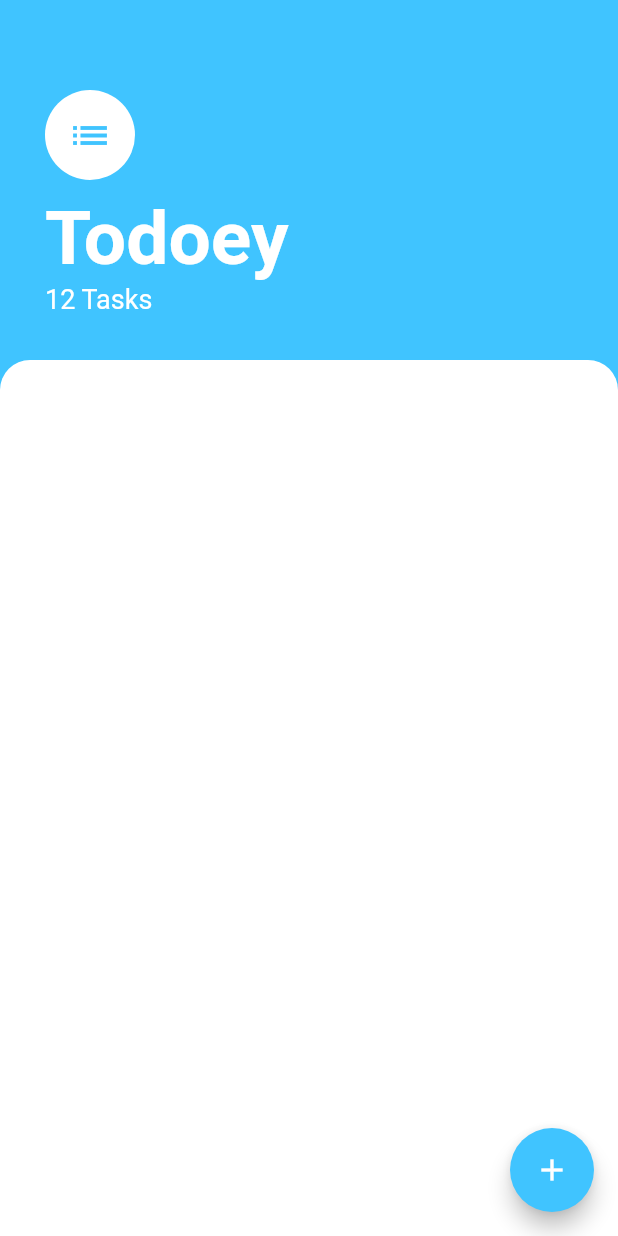
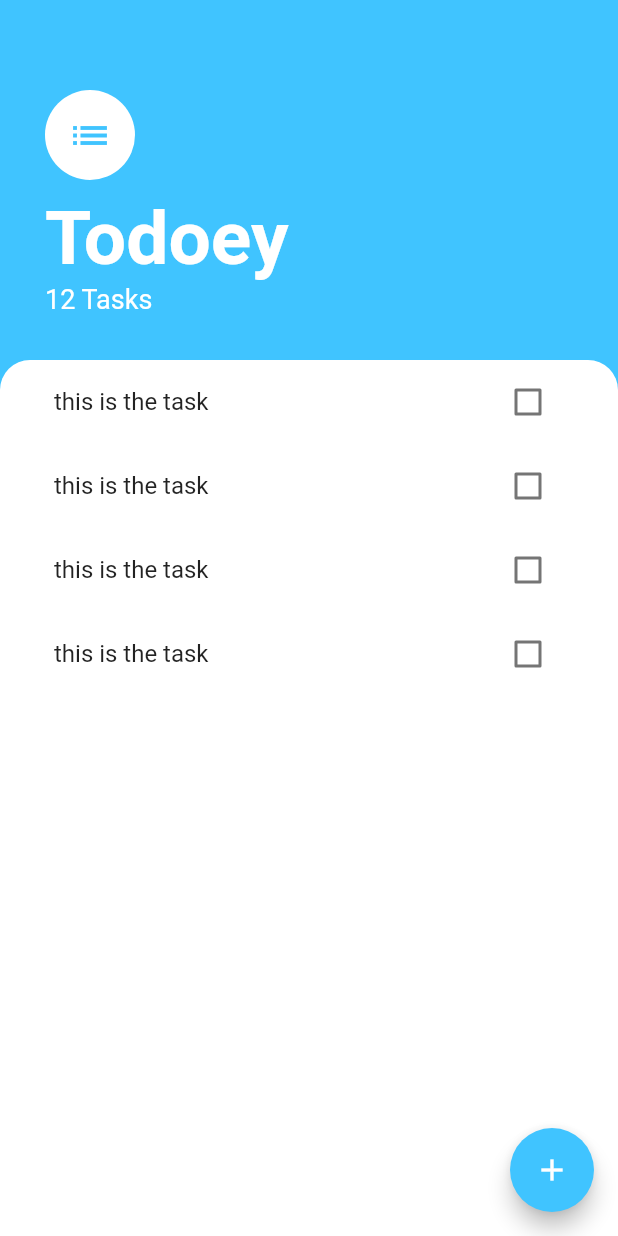
Before and after one commit to jbj88817/Todoey-flutter, a Flutter app: the screen it shows after launch, on a phone screen of 412 x 824 dp. Run offline on Flutter 3.47's test engine with Material 2 defaults, Android fonts, the phone set to English and light mode, and no system bars.

Commit message:
Task list

```diff
--- a/lib/screens/tasks_screen.dart
+++ b/lib/screens/tasks_screen.dart
@@ -1,4 +1,6 @@
 import 'package:flutter/material.dart';
+
+import '../widgets/tasks_list.dart';
 
 class TasksScreen extends StatelessWidget {
   const TasksScreen({Key? key}) : super(key: key);
@@ -52,6 +54,7 @@ class TasksScreen extends StatelessWidget {
           ),
           Expanded(
             child: Container(
+              padding: const EdgeInsets.symmetric(horizontal: 20.0),
               decoration: const BoxDecoration(
                 color: Colors.white,
                 borderRadius: BorderRadius.only(
@@ -59,6 +62,7 @@ class TasksScreen extends StatelessWidget {
                   topRight: Radius.circular(20.0),
                 ),
               ),
+              child: const TasksList(),
             ),
           )
         ],
--- /dev/null
+++ b/lib/widgets/tasks_list.dart
@@ -0,0 +1,20 @@
+import 'package:flutter/material.dart';
+import 'package:todoey/widgets/tasks_tile.dart';
+
+class TasksList extends StatelessWidget {
+  const TasksList({
+    Key? key,
+  }) : super(key: key);
+
+  @override
+  Widget build(BuildContext context) {
+    return ListView(
+      children: const [
+        TaskTile(),
+        TaskTile(),
+        TaskTile(),
+        TaskTile(),
+      ],
+    );
+  }
+}
--- /dev/null
+++ b/lib/widgets/tasks_tile.dart
@@ -0,0 +1,18 @@
+import 'package:flutter/material.dart';
+
+class TaskTile extends StatelessWidget {
+  const TaskTile({
+    Key? key,
+  }) : super(key: key);
+
+  @override
+  Widget build(BuildContext context) {
+    return ListTile(
+      title: const Text('this is the task'),
+      trailing: Checkbox(
+        value: false,
+        onChanged: (check) {},
+      ),
+    );
+  }
+}
```
